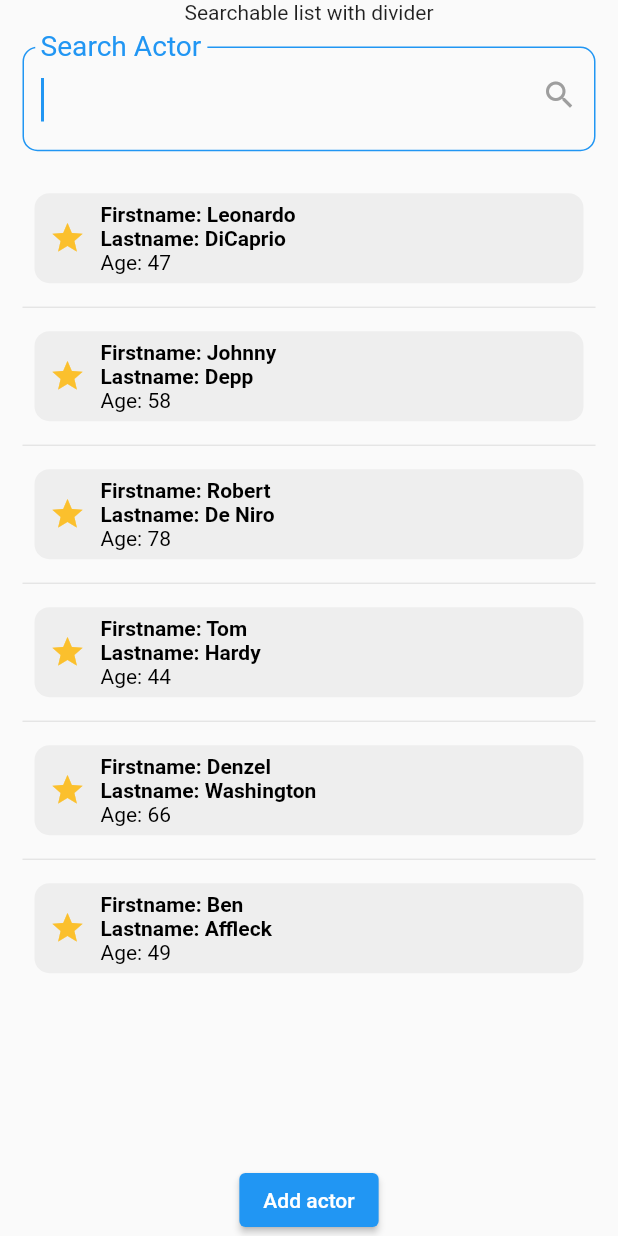
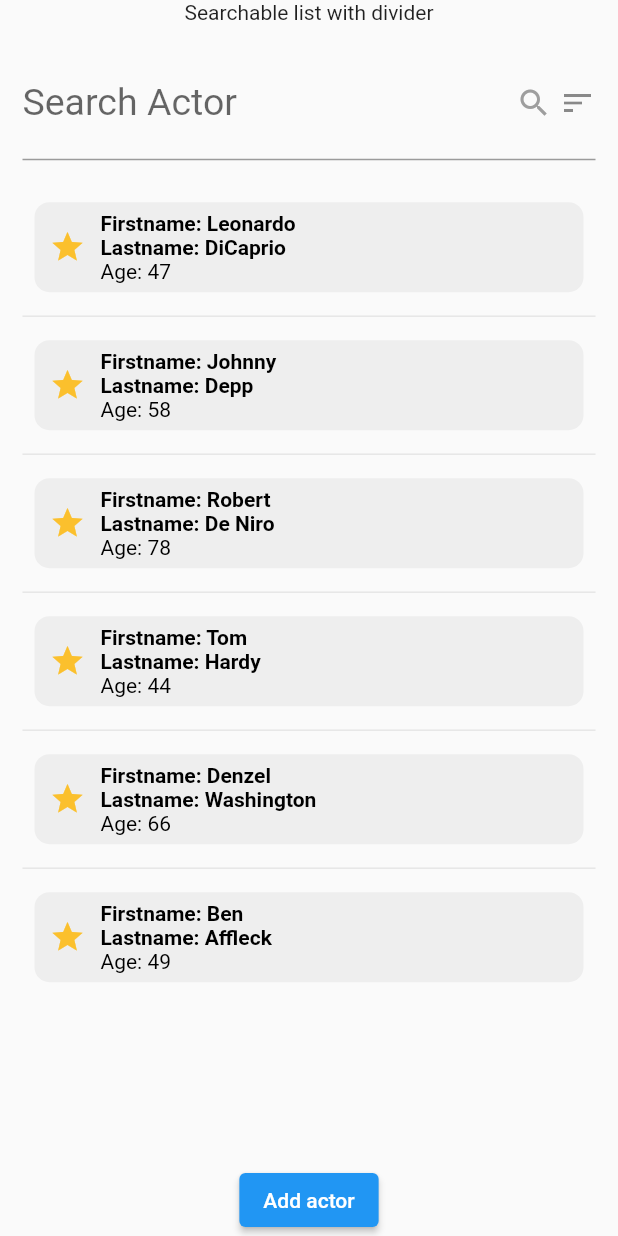
Before and after one commit to koukibadr/Searchable-Listview, a Flutter app: the screen it shows after launch, on a phone screen of 412 x 824 dp. Run offline on Flutter 3.47's test engine with Material 2 defaults, Android fonts, the phone set to English and light mode, and no system bars.

Commit message:
Fix #51: add sort widget

```diff
--- a/lib/searchable_listview.dart
+++ b/lib/searchable_listview.dart
@@ -56,6 +56,9 @@ class SearchableList<T> extends StatefulWidget {
     this.itemExtent,
     this.listViewPadding,
     this.reverse = false,
+    this.sortPredicate,
+    this.sortWidget,
+    this.displaySortWidget = true,
     this.seperatorBuilder,
   }) : super(key: key) {
     searchTextController ??= TextEditingController();
@@ -95,7 +98,7 @@ class SearchableList<T> extends StatefulWidget {
     this.maxLength,
     this.textAlign = TextAlign.start,
     this.autoCompleteHints = const [],
-    this.autoFocusOnSearch = true,
+    this.autoFocusOnSearch = false,
     this.secondaryWidget,
     this.physics,
     this.shrinkWrap = false,
@@ -103,6 +106,9 @@ class SearchableList<T> extends StatefulWidget {
     this.listViewPadding,
     this.reverse = false,
     this.seperatorBuilder,
+    this.sortPredicate,
+    this.sortWidget,
+    this.displaySortWidget = true,
   }) : super(key: key) {
     assert(asyncListCallback != null);
     searchTextController ??= TextEditingController();
@@ -144,6 +150,7 @@ class SearchableList<T> extends StatefulWidget {
     this.itemExtent,
     this.listViewPadding,
     this.reverse = false,
+
   }) : super(key: key) {
     searchTextController ??= TextEditingController();
     seperatorBuilder = null;
@@ -183,6 +190,9 @@ class SearchableList<T> extends StatefulWidget {
     this.autoFocusOnSearch = true,
     this.secondaryWidget,
     this.physics,
+    this.sortPredicate,
+    this.sortWidget,
+    this.displaySortWidget = true,
   }) : super(key: key) {
     asyncListCallback = null;
     asyncListFilter = null;
@@ -375,6 +385,11 @@ class SearchableList<T> extends StatefulWidget {
   ///not available for sliver listview constructor
   late bool reverse;
 
+  //TODO add sort widgets documentation
+  late int Function(T a, T b)? sortPredicate;
+  bool displaySortWidget = false;
+  late Widget? sortWidget;
+
   bool isExpansionList = false;
 
   @override
@@ -460,6 +475,9 @@ class _SearchableListState<T> extends State<SearchableList<T>> {
                 autoCompleteHints: widget.autoCompleteHints,
                 autoFocus: widget.autoFocusOnSearch,
                 secondaryWidget: widget.secondaryWidget,
+                onSortTap: sortList,
+                displaySortWidget: widget.displaySortWidget,
+                sortWidget: widget.sortWidget,
               ),
               SizedBox(
                 height: widget.spaceBetweenSearchAndList,
@@ -496,13 +514,17 @@ class _SearchableListState<T> extends State<SearchableList<T>> {
                 autoCompleteHints: widget.autoCompleteHints,
                 autoFocus: widget.autoFocusOnSearch,
                 secondaryWidget: widget.secondaryWidget,
+                onSortTap: sortList,
+                sortWidget: widget.sortWidget,
+                displaySortWidget: widget.displaySortWidget,
               ),
             ],
     );
   }
 
   Widget renderSearchableExpansionList() {
-    return Column(children: [
+    return Column(
+      children: [
         SearchTextField(
           filterList: filterList,
           focusNode: widget.focusNode,
@@ -529,7 +551,8 @@ class _SearchableListState<T> extends State<SearchableList<T>> {
           height: widget.spaceBetweenSearchAndList,
         ),
         renderExpansionListView(),
-    ]);
+      ],
+    );
   }
 
   ///creates listview based on the items passed to the widget
@@ -692,6 +715,9 @@ class _SearchableListState<T> extends State<SearchableList<T>> {
                       autoCompleteHints: widget.autoCompleteHints,
                       autoFocus: widget.autoFocusOnSearch,
                       secondaryWidget: widget.secondaryWidget,
+                      onSortTap: sortList,
+                      sortWidget: widget.sortWidget,
+                      displaySortWidget: widget.displaySortWidget,
                     ),
                     SizedBox(
                       height: widget.spaceBetweenSearchAndList,
@@ -782,6 +808,9 @@ class _SearchableListState<T> extends State<SearchableList<T>> {
                       autoCompleteHints: widget.autoCompleteHints,
                       autoFocus: widget.autoFocusOnSearch,
                       secondaryWidget: widget.secondaryWidget,
+                      onSortTap: sortList,
+                      sortWidget: widget.sortWidget,
+                      displaySortWidget: widget.displaySortWidget,
                     ),
                   ],
           )
@@ -813,6 +842,9 @@ class _SearchableListState<T> extends State<SearchableList<T>> {
                         autoCompleteHints: widget.autoCompleteHints,
                         autoFocus: widget.autoFocusOnSearch,
                         secondaryWidget: widget.secondaryWidget,
+                        onSortTap: sortList,
+                        sortWidget: widget.sortWidget,
+                        displaySortWidget: widget.displaySortWidget,
                       ),
                     ),
                     SliverList(
@@ -882,6 +914,9 @@ class _SearchableListState<T> extends State<SearchableList<T>> {
                         autoCompleteHints: widget.autoCompleteHints,
                         autoFocus: widget.autoFocusOnSearch,
                         secondaryWidget: widget.secondaryWidget,
+                        onSortTap: sortList,
+                        sortWidget: widget.sortWidget,
+                        displaySortWidget: widget.displaySortWidget,
                       ),
                     ),
                   ],
@@ -907,4 +942,17 @@ class _SearchableListState<T> extends State<SearchableList<T>> {
       });
     }
   }
+
+  void sortList() {
+    if (widget.asyncListCallback != null) {
+      setState(() {
+        filtredAsyncListResult.sort(widget.sortPredicate);
+      });
+    } else {
+      setState(() {
+        widget.initialList.sort(widget.sortPredicate);
+      });
     }
+
+  }
+}
--- a/lib/widgets/serach_text_field.dart
+++ b/lib/widgets/serach_text_field.dart
@@ -22,6 +22,9 @@ class SearchTextField extends StatelessWidget {
   final List<String> autoCompleteHints;
   final bool autoFocus;
   final Widget? secondaryWidget;
+  final Function()? onSortTap;
+  final bool displaySortWidget;
+  final Widget? sortWidget;
 
   const SearchTextField({
     Key? key,
@@ -44,7 +47,10 @@ class SearchTextField extends StatelessWidget {
     required this.textAlign,
     required this.autoCompleteHints,
     required this.autoFocus,
+    this.onSortTap,
     this.secondaryWidget,
+    this.displaySortWidget = false,
+    this.sortWidget,
   }) : super(key: key);
 
   @override
@@ -98,7 +104,31 @@ class SearchTextField extends StatelessWidget {
                     focusNode: focusNode,
                     enabled: searchFieldEnabled,
                     decoration: inputDecoration?.copyWith(
-                      suffix: inputDecoration?.suffix ?? _renderSuffixIcon(),
+                      suffixIcon: Row(
+                        mainAxisAlignment: MainAxisAlignment.end,
+                        mainAxisSize: MainAxisSize.min,
+                        children: [
+                          (inputDecoration?.suffix ??
+                              _renderSuffixIcon())!, //TODO update renderSuffixIcon functions
+                          const SizedBox(
+                            width: 5,
+                          ),
+                          if (displaySortWidget)
+                            InkWell(
+                              onTap: () {
+                                FocusScope.of(context)
+                                    .requestFocus(FocusNode());
+                                onSortTap?.call();
+                              },
+                              child: sortWidget ??
+                                  const Center(
+                                    child: Icon(
+                                      Icons.sort,
+                                    ),
+                                  ),
+                            ),
+                        ],
+                      ),
                     ),
                     autofocus: autoFocus,
                     style: textStyle,
```
Also changed, not shown: example/lib/main.dart (+2 -15 lines), 4 other files. Lines whose indentation alone changed are shown as unchanged.
